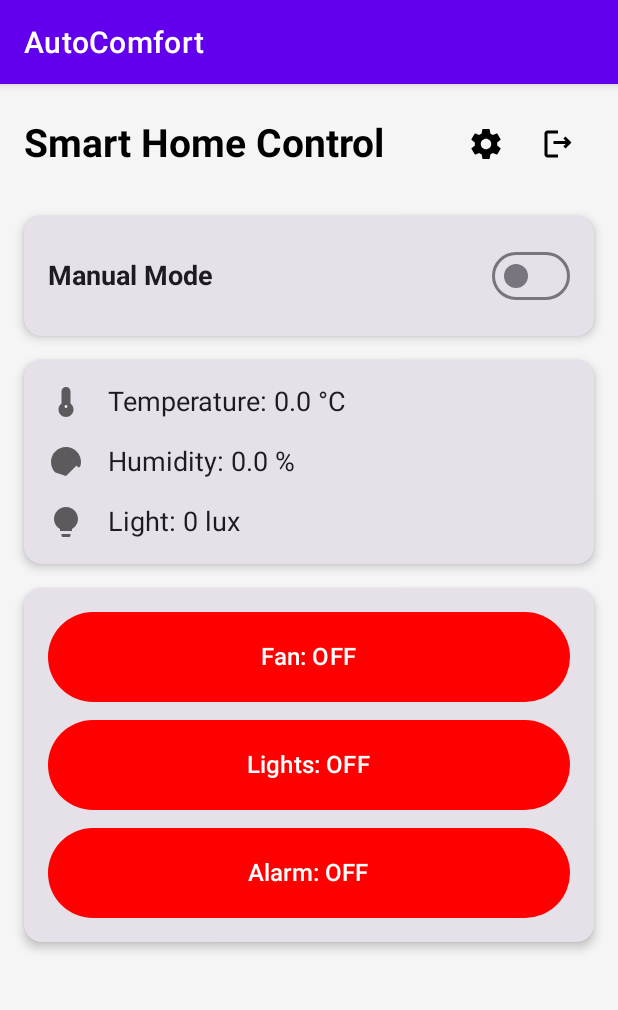
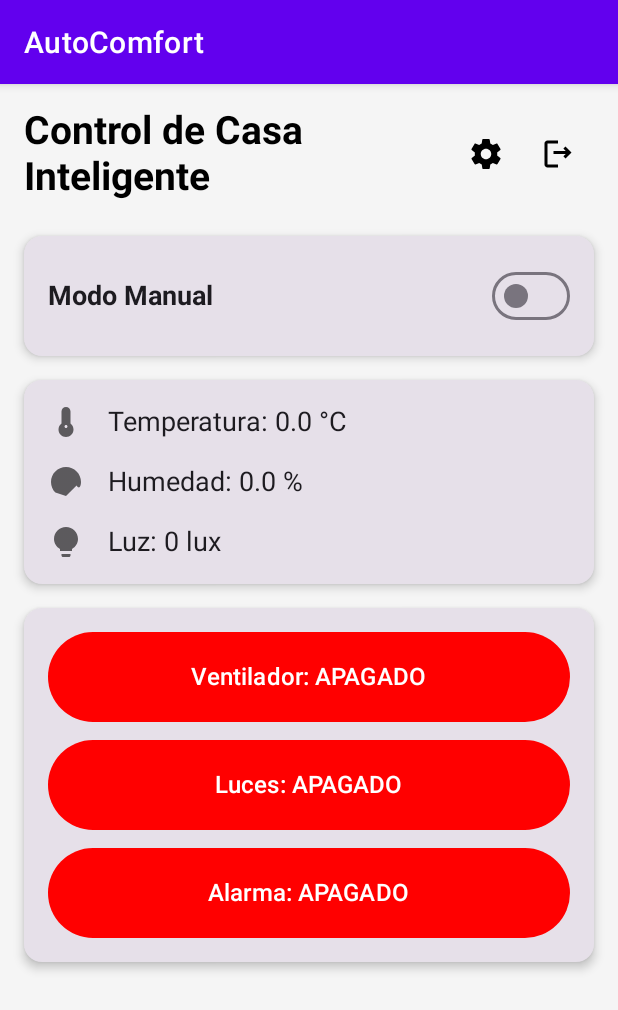
Before and after one commit to BryanAlfaroMondaca1/SmartHomeApp, an Android app built with Jetpack Compose: the screen it shows after launch once a user with an empty profile is signed in (MainActivity), on a phone screen of 412 x 824 dp. Shown: the top 1010 px of the screen. Run offline under Robolectric (Android 15) with nearby library versions, the phone set to English and light mode, and no system bars; our stand-ins replace Firebase (no records; nobody signed in at launch, a user with empty details on screens opened directly).

Commit message:
arduino modificado, actualizacion de controles y refresh datos

```diff
--- a/app/src/main/java/com/example/smarthomeapp/LoginActivity.kt
+++ b/app/src/main/java/com/example/smarthomeapp/LoginActivity.kt
@@ -18,7 +18,7 @@ class LoginActivity : AppCompatActivity() {
 
         auth = FirebaseAuth.getInstance()
 
-        // Check if user is already logged in
+
         if (auth.currentUser != null) {
             goToMainActivity()
             return
@@ -85,6 +85,6 @@ class LoginActivity : AppCompatActivity() {
     private fun goToMainActivity() {
         val intent = Intent(this, MainActivity::class.java)
         startActivity(intent)
-        finish() // Prevents user from coming back to the login screen
+        finish()
     }
 }
--- a/app/src/main/java/com/example/smarthomeapp/MainActivity.kt
+++ b/app/src/main/java/com/example/smarthomeapp/MainActivity.kt
@@ -25,7 +25,7 @@ class MainActivity : AppCompatActivity() {
     private lateinit var controlsRef: DatabaseReference
     private lateinit var deviceSettingsRef: DatabaseReference
 
-    private var homeName by mutableStateOf("Smart Home Control")
+    private var homeName by mutableStateOf("Control de Casa Inteligente")
     private var isAutoMode by mutableStateOf(false)
     private var temperature by mutableStateOf(0.0)
     private var humidity by mutableStateOf(0.0)
@@ -47,7 +47,7 @@ class MainActivity : AppCompatActivity() {
         }
 
         userSettingsRef = db.getReference("users/$userId/settings")
-        sensorsRef = db.getReference("sensors")
+        sensorsRef = db.getReference("sensores") // La ruta correcta de los sensores
         controlsRef = db.getReference("controls")
         deviceSettingsRef = db.getReference("device/settings")
 
@@ -89,7 +89,7 @@ class MainActivity : AppCompatActivity() {
         userSettingsRef.child("home_name").addValueEventListener(object : ValueEventListener {
             override fun onDataChange(snapshot: DataSnapshot) {
                 val name = snapshot.getValue(String::class.java)
-                homeName = if (!name.isNullOrEmpty()) name else "Smart Home Control"
+                homeName = if (!name.isNullOrEmpty()) name else "Control de Casa Inteligente"
             }
             override fun onCancelled(error: DatabaseError) { /* Handle error */ }
         })
@@ -101,15 +101,16 @@ class MainActivity : AppCompatActivity() {
                 alarmOn = snapshot.child("alarm").getValue(Boolean::class.java) ?: false
             }
             override fun onCancelled(error: DatabaseError) {
-                showToast("Failed to read control states: ${error.message}")
+                showToast("Error al leer los controles: ${error.message}")
             }
         })
 
         sensorsRef.addValueEventListener(object : ValueEventListener {
             override fun onDataChange(snapshot: DataSnapshot) {
-                temperature = snapshot.child("temperature").getValue(Double::class.java) ?: 0.0
-                humidity = snapshot.child("humidity").getValue(Double::class.java) ?: 0.0
-                val lightValue = snapshot.child("light").getValue(Any::class.java)
+                // *** CORREGIDO: Usar los nombres en español que envía el Arduino ***
+                temperature = snapshot.child("temperatura").getValue(Double::class.java) ?: 0.0
+                humidity = snapshot.child("humedad").getValue(Double::class.java) ?: 0.0
+                val lightValue = snapshot.child("luz").getValue(Any::class.java)
                 light = when(lightValue) {
                     is Double -> lightValue
                     is Long -> lightValue.toDouble()
@@ -117,7 +118,7 @@ class MainActivity : AppCompatActivity() {
                 }
             }
             override fun onCancelled(error: DatabaseError) {
-                showToast("Failed to read sensor data: ${error.message}")
+                showToast("Error al leer los sensores: ${error.message}")
             }
         })
 
--- a/app/src/main/java/com/example/smarthomeapp/MainScreen.kt
+++ b/app/src/main/java/com/example/smarthomeapp/MainScreen.kt
@@ -76,10 +76,10 @@ fun Header(
             modifier = Modifier.weight(1f)
         )
         IconButton(onClick = onSettingsClick) {
-            Icon(painter = painterResource(id = R.drawable.ic_settings), contentDescription = "Settings")
+            Icon(painter = painterResource(id = R.drawable.ic_settings), contentDescription = "Ajustes")
         }
         IconButton(onClick = onLogoutClick) {
-            Icon(painter = painterResource(id = R.drawable.ic_logout), contentDescription = "Logout")
+            Icon(painter = painterResource(id = R.drawable.ic_logout), contentDescription = "Cerrar Sesión")
         }
     }
 }
@@ -102,7 +102,7 @@ fun ModeSwitch(
             horizontalArrangement = Arrangement.SpaceBetween
         ) {
             Text(
-                text = if (isAutoMode) "Automatic Mode" else "Manual Mode",
+                text = if (isAutoMode) "Modo Automático" else "Modo Manual",
                 fontSize = 18.sp,
                 fontWeight = FontWeight.Bold
             )
@@ -123,11 +123,11 @@ fun SensorDataCard(
         shape = MaterialTheme.shapes.medium
     ) {
         Column(modifier = Modifier.padding(16.dp)) {
-            SensorRow(iconRes = R.drawable.ic_thermostat, value = "Temperature: %.1f °C".format(temperature))
+            SensorRow(iconRes = R.drawable.ic_thermostat, value = "Temperatura: %.1f °C".format(temperature))
             Spacer(modifier = Modifier.height(16.dp))
-            SensorRow(iconRes = R.drawable.ic_water_drop, value = "Humidity: %.1f %%".format(humidity))
+            SensorRow(iconRes = R.drawable.ic_water_drop, value = "Humedad: %.1f %%".format(humidity))
             Spacer(modifier = Modifier.height(16.dp))
-            SensorRow(iconRes = R.drawable.ic_lightbulb, value = "Light: %.0f lux".format(light))
+            SensorRow(iconRes = R.drawable.ic_lightbulb, value = "Luz: %.0f lux".format(light))
         }
     }
 }
@@ -156,11 +156,11 @@ fun ControlsCard(
         shape = MaterialTheme.shapes.medium
     ) {
         Column(modifier = Modifier.padding(16.dp)) {
-            ControlButton(text = "Fan", isOn = fanOn, onClick = onFanClick)
+            ControlButton(text = "Ventilador", isOn = fanOn, onClick = onFanClick)
             Spacer(modifier = Modifier.height(12.dp))
-            ControlButton(text = "Lights", isOn = lightsOn, onClick = onLightsClick)
+            ControlButton(text = "Luces", isOn = lightsOn, onClick = onLightsClick)
             Spacer(modifier = Modifier.height(12.dp))
-            ControlButton(text = "Alarm", isOn = alarmOn, onClick = onAlarmClick)
+            ControlButton(text = "Alarma", isOn = alarmOn, onClick = onAlarmClick)
         }
     }
 }
@@ -180,7 +180,7 @@ fun ControlButton(
             containerColor = if (isOn) Color.Green else Color.Red
         )
     ) {
-        Text(text = "$text: ${if (isOn) "ON" else "OFF"}", fontSize = 16.sp)
+        Text(text = "$text: ${if (isOn) "ENCENDIDO" else "APAGADO"}", fontSize = 16.sp)
     }
 }
 
@@ -188,7 +188,7 @@ fun ControlButton(
 @Composable
 fun DefaultPreview() {
     MainScreen(
-        homeName = "Smart Home Control",
+        homeName = "Control de Casa Inteligente",
         isAutoMode = true,
         onModeChange = {},
         temperature = 25.5,
```
Also changed, not shown: app/src/main/java/com/example/smarthomeapp/LoginScreen.kt (+5 -5 lines), app/src/main/java/com/example/smarthomeapp/SettingsScreen.kt (+13 -13 lines), 1 other file.
